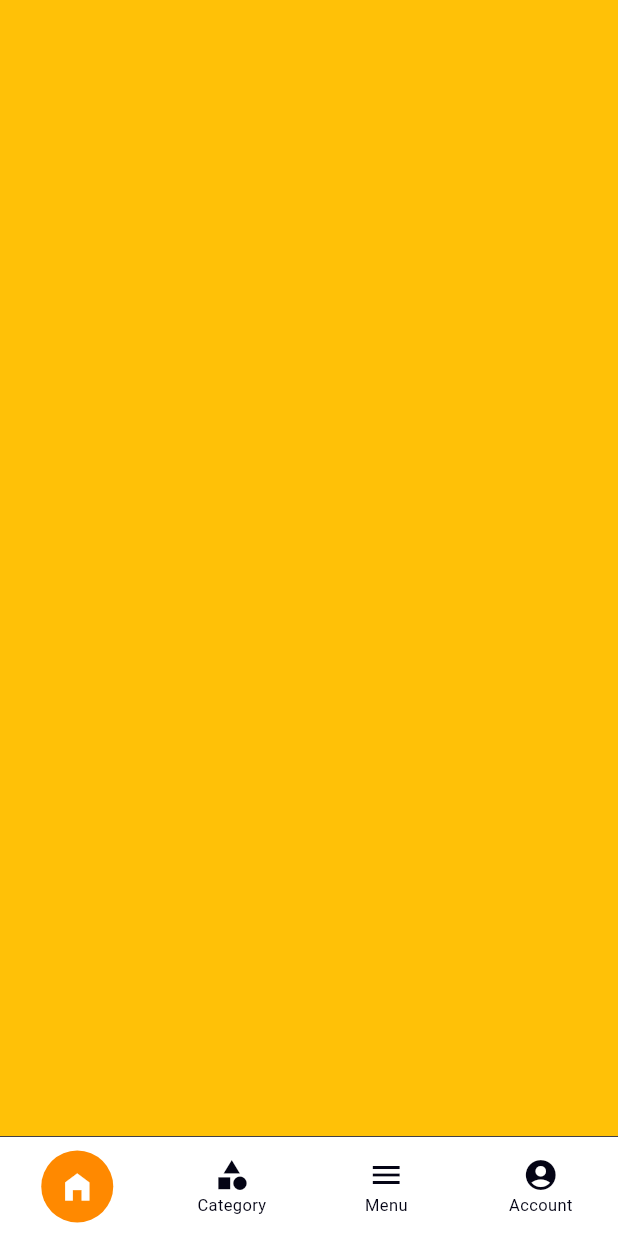
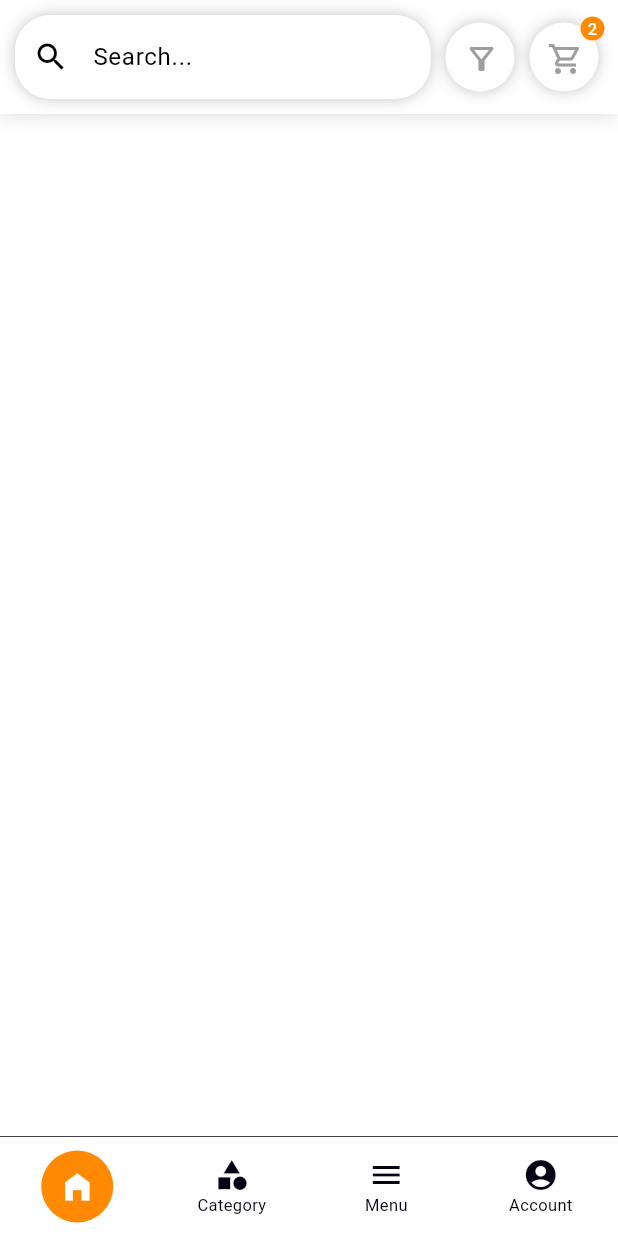
Before and after one commit to emirtascakir/e-commerce-app, a Flutter app: the screen it shows after launch, on a phone screen of 412 x 824 dp. Run offline on Flutter 3.47's test engine with Material 3 defaults, Android fonts, the phone set to English and light mode, and no system bars; drawn by our look-alikes of flutter_snake_navigationbar; our stand-ins replace get.

Commit message:
home screen header completed

```diff
--- /dev/null
+++ b/e_commerce_mobile_app/lib/component/main_header.dart
@@ -0,0 +1,96 @@
+import 'package:flutter/material.dart';
+
+class MainHeader extends StatelessWidget {
+  const MainHeader({super.key});
+
+  @override
+  Widget build(BuildContext context) {
+    return Container(
+      decoration: BoxDecoration(
+        color: Colors.white,
+        boxShadow: <BoxShadow>[
+          BoxShadow(
+              color: Colors.grey.withOpacity(.4),
+              blurRadius: 10,
+              offset: const Offset(0, 0)),
+        ],
+      ),
+      padding: const EdgeInsets.all(10),
+      child: Row(
+        children: [
+          Expanded(
+            child: Container(
+              decoration: BoxDecoration(
+                color: Colors.white,
+                borderRadius: const BorderRadius.all(
+                  Radius.circular(24),
+                ),
+                boxShadow: <BoxShadow>[
+                  BoxShadow(
+                      color: Colors.grey.withOpacity(.6),
+                      offset: const Offset(0, 0),
+                      blurRadius: 8),
+                ],
+              ),
+              child: TextField(
+                autofocus: false,
+                onSubmitted: (value) {},
+                onChanged: (value) {},
+                decoration: InputDecoration(
+                    contentPadding: const EdgeInsets.symmetric(
+                      horizontal: 14,
+                      vertical: 16,
+                    ),
+                    fillColor: Colors.white,
+                    filled: true,
+                    border: OutlineInputBorder(
+                      borderRadius: BorderRadius.circular(24),
+                      borderSide: BorderSide.none,
+                    ),
+                    hintText: "Search...",
+                    prefixIcon: const Icon(Icons.search)),
+              ),
+            ),
+          ),
+          const SizedBox(width: 10),
+          Container(
+            height: 46,
+            width: 46,
+            decoration: BoxDecoration(
+                color: Colors.white,
+                shape: BoxShape.circle,
+                boxShadow: <BoxShadow>[
+                  BoxShadow(color: Colors.grey.withOpacity(.6), blurRadius: 8)
+                ]),
+            padding: const EdgeInsets.all(12),
+            child: const Icon(
+              Icons.filter_alt_outlined,
+              color: Colors.grey,
+            ),
+          ),
+          const SizedBox(width: 10),
+          Badge(
+            label: const Text("2", style: TextStyle(color: Colors.white)),
+            backgroundColor: Theme.of(context).primaryColor,
+            child: Container(
+              height: 46,
+              width: 46,
+              decoration: BoxDecoration(
+                  color: Colors.white,
+                  shape: BoxShape.circle,
+                  boxShadow: <BoxShadow>[
+                    BoxShadow(color: Colors.grey.withOpacity(.6), blurRadius: 8)
+                  ]),
+              padding: const EdgeInsets.all(12),
+              child: const Icon(
+                Icons.shopping_cart_outlined,
+                color: Colors.grey,
+              ),
+            ),
+          ),
+          const SizedBox(width: 3),
+        ],
+      ),
+    );
+  }
+}
--- a/e_commerce_mobile_app/lib/view/dashboard/dashboard_screen.dart
+++ b/e_commerce_mobile_app/lib/view/dashboard/dashboard_screen.dart
@@ -1,4 +1,5 @@
 import 'package:e_commerce_mobile_app/controller/dashboard_controller.dart';
+import 'package:e_commerce_mobile_app/view/home/home_screen.dart';
 import 'package:flutter/material.dart';
 import 'package:flutter_snake_navigationbar/flutter_snake_navigationbar.dart';
 import 'package:get/get.dart';
@@ -14,9 +15,7 @@ class DashboardScreen extends StatelessWidget {
           child: IndexedStack(
             index: controller.tabIndex,
             children: [
-              Container(
-                color: Colors.amber,
-              ),
+              const HomeScreen(),
               Container(
                 color: Colors.blue,
               ),
--- /dev/null
+++ b/e_commerce_mobile_app/lib/view/home/home_screen.dart
@@ -0,0 +1,15 @@
+import 'package:e_commerce_mobile_app/component/main_header.dart';
+import 'package:flutter/material.dart';
+
+class HomeScreen extends StatelessWidget {
+  const HomeScreen({super.key});
+
+  @override
+  Widget build(BuildContext context) {
+    return const SafeArea(
+      child: Column(
+        children: [MainHeader()],
+      ),
+    );
+  }
+}
```
